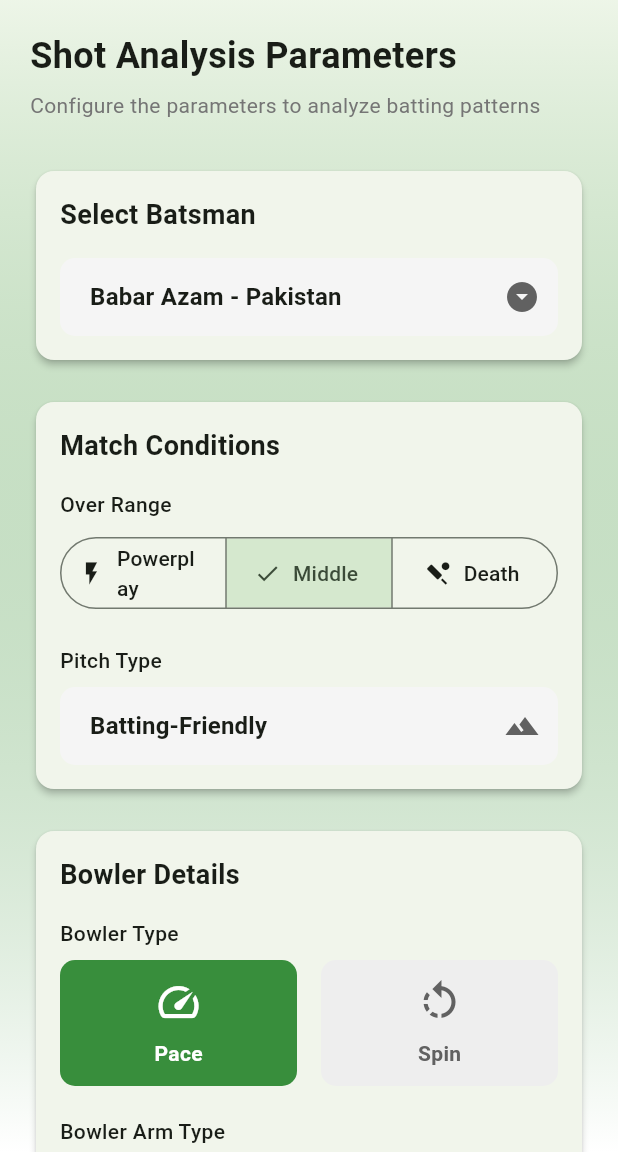
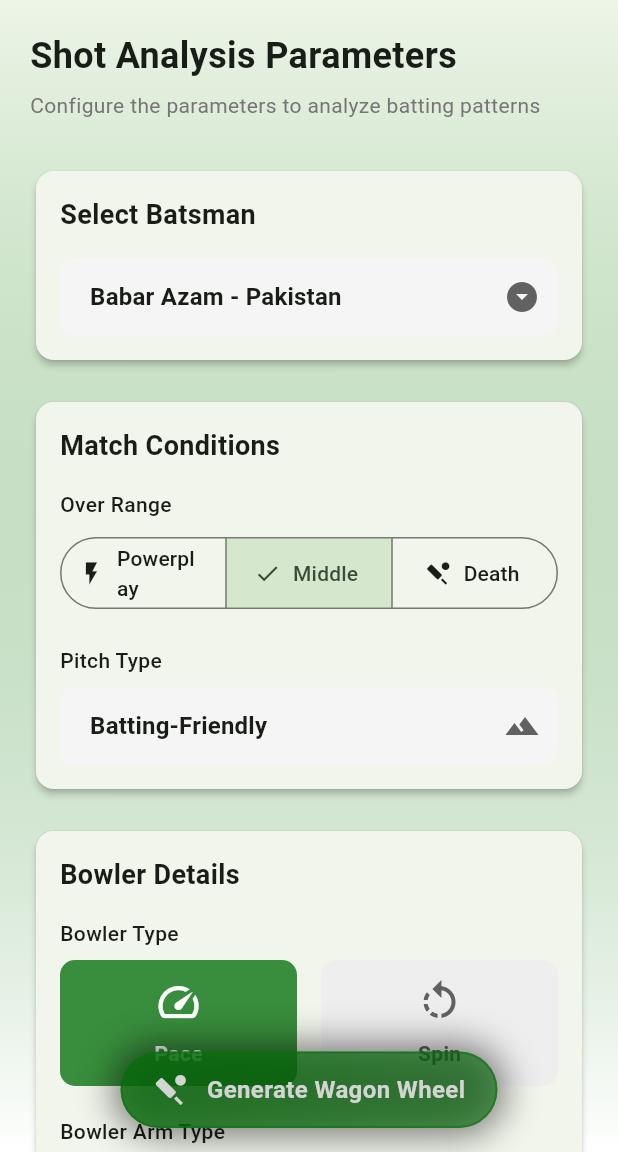
Before and after one commit to thecodemonster1/cric_field_project_1, a Flutter app: the InputPage screen opened by its route, on a phone screen of 412 x 824 dp, the part 84-1236 px from its top. Run offline on Flutter 3.47's test engine with Material 3 defaults, Android fonts, the phone set to English and light mode, and no system bars; our stand-ins replace firebase_auth, firebase_core, fl_chart, percent_indicator, shared_preferences; missing offline and left inert: tflite_flutter; accounts and stored records are empty.

Commit message:
feat: Enhance InputPage with bowler arm type selection and improved UI elements

```diff
--- a/lib/Pages/InputPage.dart
+++ b/lib/Pages/InputPage.dart
@@ -1,6 +1,7 @@
 // InputPage.dart
 import 'package:flutter/material.dart';
 import 'package:cric_field_project_1/theme/app_theme.dart';
+import 'package:flutter/services.dart';
 
 class InputPage extends StatefulWidget {
   const InputPage({super.key});
@@ -17,22 +18,113 @@
   String bowlerVariation = 'Pace';
   String bowlerArmType = 'Right-Arm'; // Add this line
 
-  // Added batsman images for enhanced UI
-  final Map<String, String> batsmanImages = {
-    'Babar Azam - Pakistan': 'assets/images/babar_azam.jpg',
-    'Jos Buttler - England': 'assets/images/jos_buttler.jpg',
-  };
-
   @override
   Widget build(BuildContext context) {
-    return Scaffold(
+    return WillPopScope(
+      onWillPop: () async {
+        Navigator.pushNamedAndRemoveUntil(
+          context,
+          '/',
+          (route) => false,
+        );
+        return false; // Prevents the default back behavior
+      },
+      child: Scaffold(
         appBar: AppBar(
           title: const Text(
             'Cricket Shot Analysis',
             style: TextStyle(fontWeight: FontWeight.bold),
           ),
           centerTitle: true,
+          leading: IconButton(
+            icon: const Icon(Icons.arrow_back),
+            onPressed: () {
+              Navigator.pushNamedAndRemoveUntil(
+                context,
+                '/',
+                (route) => false,
+              );
+            },
           ),
+        ),
+        floatingActionButton: TweenAnimationBuilder<double>(
+          tween: Tween<double>(begin: 0.0, end: 1.0),
+          duration: const Duration(milliseconds: 800),
+          curve: Curves.elasticOut,
+          builder: (context, value, child) {
+            return Transform.scale(
+              scale: value,
+              child: child,
+            );
+          },
+          child: GestureDetector(
+            onTap: () {
+              if (_formKey.currentState!.validate()) {
+                // Add button press animation
+                ScaffoldMessenger.of(context).clearSnackBars();
+
+                // Small vibration feedback
+                HapticFeedback.mediumImpact();
+
+                Navigator.pushNamed(
+                  context,
+                  '/wagonWheel',
+                  arguments: {
+                    'batsman': batsman,
+                    'overRange': overRange,
+                    'pitchType': pitchType,
+                    'bowlerVariation': bowlerVariation,
+                    'bowlerArmType': bowlerArmType,
+                  },
+                );
+              }
+            },
+            child: Container(
+              padding: const EdgeInsets.symmetric(horizontal: 20, vertical: 12),
+              decoration: BoxDecoration(
+                gradient: LinearGradient(
+                  colors: [
+                    Color.fromARGB(255, 8, 110, 12).withOpacity(0.8),
+                    const Color.fromARGB(255, 8, 110, 12).withOpacity(0.6),
+                  ],
+                  begin: Alignment.topLeft,
+                  end: Alignment.bottomRight,
+                ),
+                borderRadius: BorderRadius.circular(30),
+                border: Border.all(
+                  color: Color.fromARGB(255, 8, 110, 12).withOpacity(0.5),
+                  width: 1.5,
+                ),
+                boxShadow: [
+                  BoxShadow(
+                    color: Colors.black.withOpacity(0.5),
+                    blurRadius: 20,
+                    spreadRadius: 5,
+                  ),
+                ],
+              ),
+              child: Row(
+                mainAxisSize: MainAxisSize.min,
+                children: [
+                  const Icon(
+                    Icons.sports_cricket,
+                    color: Color.fromARGB(255, 212, 212, 212),
+                  ),
+                  const SizedBox(width: 12),
+                  const Text(
+                    'Generate Wagon Wheel',
+                    style: TextStyle(
+                      color: Color.fromARGB(255, 212, 212, 212),
+                      fontSize: 16,
+                      fontWeight: FontWeight.bold,
+                    ),
+                  ),
+                ],
+              ),
+            ),
+          ),
+        ),
+        floatingActionButtonLocation: FloatingActionButtonLocation.centerFloat,
         body: Container(
           decoration: BoxDecoration(
             gradient: LinearGradient(
@@ -282,7 +374,8 @@
                                           color: bowlerVariation == 'Pace'
                                               ? Theme.of(context).primaryColor
                                               : Colors.grey[200],
-                                        borderRadius: BorderRadius.circular(10),
+                                          borderRadius:
+                                              BorderRadius.circular(10),
                                         ),
                                         child: Column(
                                           children: [
@@ -323,7 +416,8 @@
                                           color: bowlerVariation == 'Spin'
                                               ? Theme.of(context).primaryColor
                                               : Colors.grey[200],
-                                        borderRadius: BorderRadius.circular(10),
+                                          borderRadius:
+                                              BorderRadius.circular(10),
                                         ),
                                         child: Column(
                                           children: [
@@ -379,13 +473,15 @@
                                           color: bowlerArmType == 'Right-Arm'
                                               ? Theme.of(context).primaryColor
                                               : Colors.grey[200],
-                                        borderRadius: BorderRadius.circular(10),
+                                          borderRadius:
+                                              BorderRadius.circular(10),
                                         ),
                                         child: Column(
                                           children: [
                                             Icon(
                                               Icons.arrow_forward,
-                                            color: bowlerArmType == 'Right-Arm'
+                                              color:
+                                                  bowlerArmType == 'Right-Arm'
                                                       ? Colors.white
                                                       : Colors.grey[700],
                                               size: 32,
@@ -421,7 +517,8 @@
                                           color: bowlerArmType == 'Left-Arm'
                                               ? Theme.of(context).primaryColor
                                               : Colors.grey[200],
-                                        borderRadius: BorderRadius.circular(10),
+                                          borderRadius:
+                                              BorderRadius.circular(10),
                                         ),
                                         child: Column(
                                           children: [
@@ -436,7 +533,8 @@
                                             Text(
                                               'Left-Arm',
                                               style: TextStyle(
-                                              color: bowlerArmType == 'Left-Arm'
+                                                color:
+                                                    bowlerArmType == 'Left-Arm'
                                                         ? Colors.white
                                                         : Colors.grey[700],
                                                 fontWeight: FontWeight.bold,
@@ -454,48 +552,10 @@
                         ),
                       ),
 
-                    const SizedBox(height: 30),
-
-                    // Analyze Button
-                    SizedBox(
-                      width: double.infinity,
-                      height: 54,
-                      child: ElevatedButton(
-                        onPressed: () {
-                          if (_formKey.currentState!.validate()) {
-                            Navigator.pushNamed(
-                              context,
-                              '/wagonWheel',
-                              arguments: {
-                                'batsman': batsman,
-                                'overRange': overRange,
-                                'pitchType': pitchType,
-                                'bowlerVariation': bowlerVariation,
-                                'bowlerArmType': bowlerArmType, // Add this line
-                              },
-                            );
-                          }
-                        },
-                        style: ElevatedButton.styleFrom(
-                          backgroundColor: Theme.of(context).primaryColor,
-                          foregroundColor: Colors.white,
-                          elevation: 2,
-                          shape: RoundedRectangleBorder(
-                            borderRadius: BorderRadius.circular(12),
+                      // This pushes content up to account for the floating button
+                      const SizedBox(height: 80),
+                    ],
                   ),
-                        ),
-                        child: const Text(
-                          'Generate Wagon Wheel',
-                          style: TextStyle(
-                            fontSize: 16,
-                            fontWeight: FontWeight.bold,
-                          ),
-                        ),
-                      ),
-                    ),
-
-                    const SizedBox(height: 20),
-                  ],
                 ),
               ),
             ),
```
Lines whose indentation alone changed are shown as unchanged.
